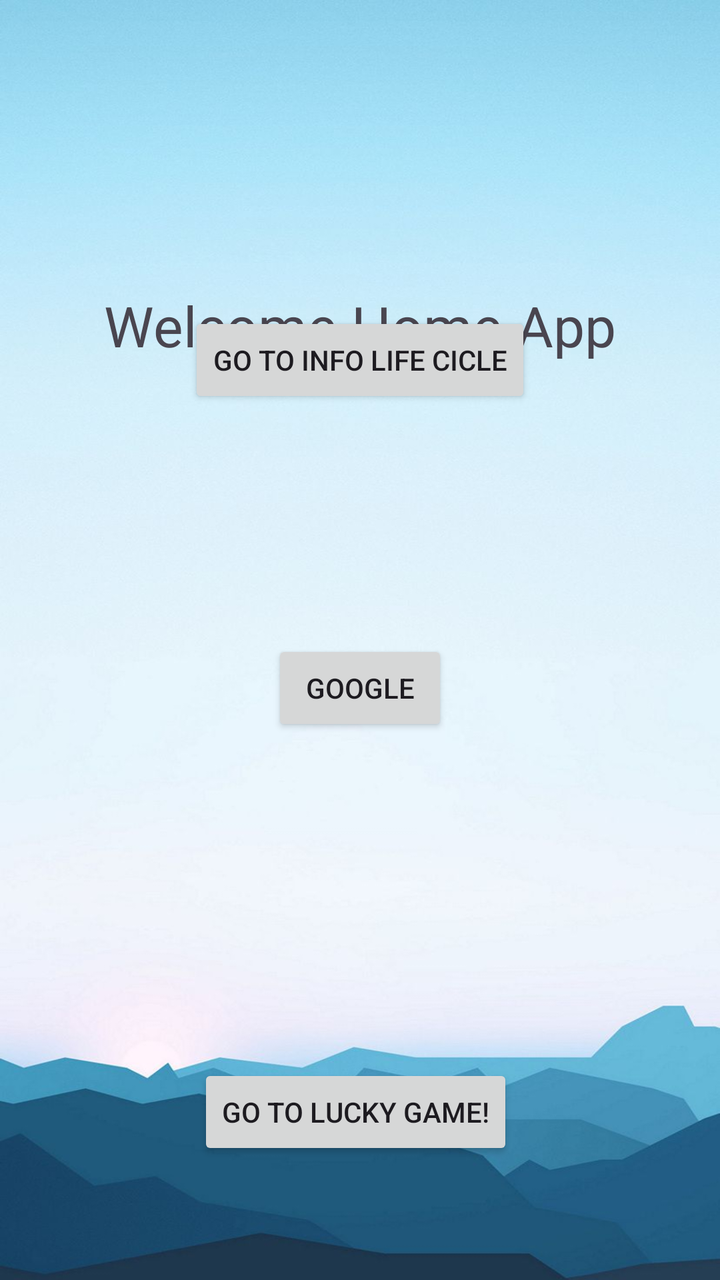
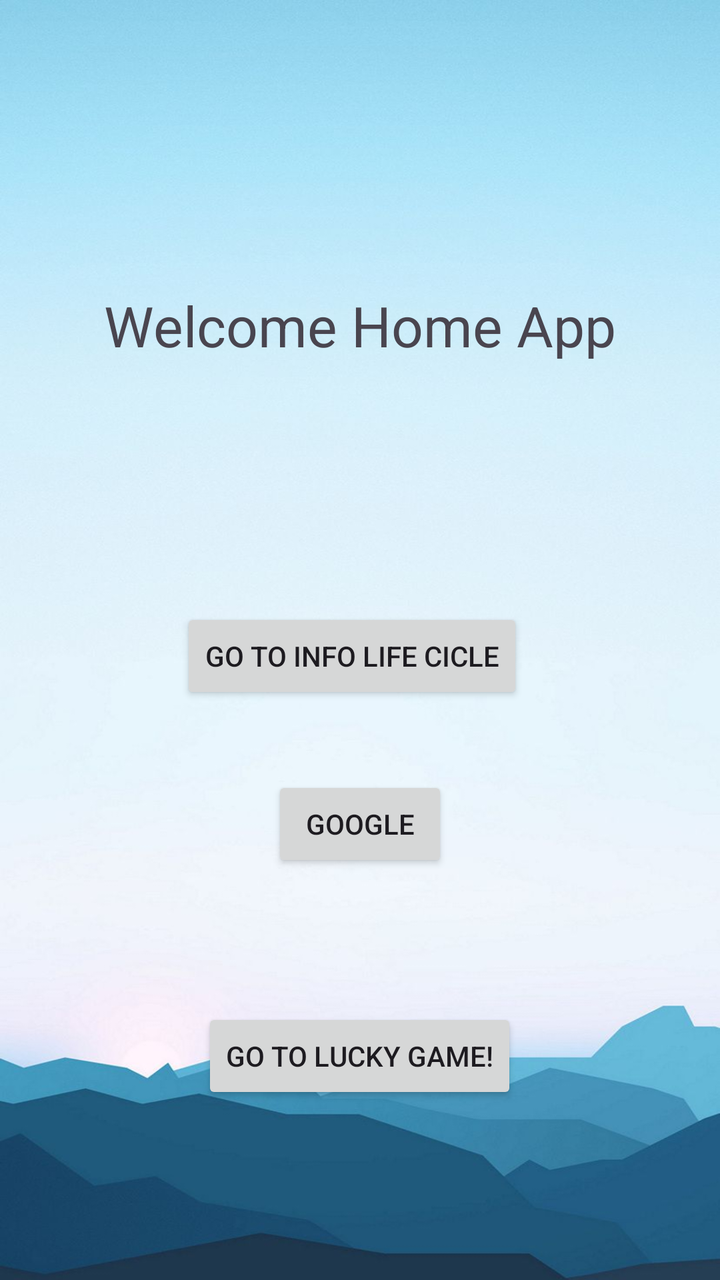

Before-and-after screenshots of an Android layout around one commit, followed by the original layout XML and the change that was made.
<!-- AndroidManifest.xml: activity theme Theme.App_life_cycle -->
<!-- res/layout/activity_main.xml -->
<?xml version="1.0" encoding="utf-8"?>
<androidx.constraintlayout.widget.ConstraintLayout xmlns:android="http://schemas.android.com/apk/res/android"
    xmlns:app="http://schemas.android.com/apk/res-auto"
    xmlns:tools="http://schemas.android.com/tools"
    android:background="@drawable/hoem"
    android:layout_width="match_parent"
    android:layout_height="match_parent">


    <TextView
        android:id="@+id/infoHome"
        android:layout_width="wrap_content"
        android:layout_height="wrap_content"
        android:layout_marginTop="144dp"
        android:text="Welcome Home App"
        android:textSize="28dp"
        app:layout_constraintEnd_toEndOf="parent"
        app:layout_constraintStart_toStartOf="parent"
        app:layout_constraintTop_toTopOf="parent" />

    <Button
        android:id="@+id/goTolifeappinfo"
        android:layout_width="wrap_content"
        android:layout_height="wrap_content"
        android:layout_marginBottom="116dp"

        android:text="Go to Info Life Cicle"
        app:layout_constraintBottom_toTopOf="@+id/btnGoogle"
        app:layout_constraintEnd_toEndOf="@+id/infoHome"
        app:layout_constraintStart_toStartOf="@+id/infoHome" />

    <Button
        android:id="@+id/btnLucky"
        android:layout_width="wrap_content"
        android:layout_height="wrap_content"
        android:layout_marginBottom="60dp"
        android:text="Go to Lucky Game!"
        app:layout_constraintBottom_toBottomOf="parent"
        app:layout_constraintEnd_toEndOf="@+id/btnGoogle"
        app:layout_constraintHorizontal_bias="0.533"
        app:layout_constraintStart_toStartOf="@+id/btnGoogle" />

    <Button
        android:id="@+id/btnGoogle"
        android:layout_width="wrap_content"
        android:layout_height="wrap_content"
        android:layout_marginBottom="164dp"
        android:text="Google"
        app:layout_constraintBottom_toTopOf="@+id/btnLucky"
        app:layout_constraintEnd_toEndOf="@+id/infoHome"
        app:layout_constraintStart_toStartOf="@+id/infoHome"
        tools:ignore="MissingConstraints" />

</androidx.constraintlayout.widget.ConstraintLayout>
<!-- resources referenced by this layout -->
<resources>
  <!-- drawable hoem: jpg bitmap (drawable, 47264 bytes) -->
  <style name="Theme.App_life_cycle" parent="android:Theme.Material.Light.NoActionBar" />
</resources>

<!-- the commit's change to res/layout/activity_main.xml (unified diff, before → after) -->
@@ -22,29 +22,30 @@
         android:id="@+id/goTolifeappinfo"
         android:layout_width="wrap_content"
         android:layout_height="wrap_content"
-        android:layout_marginBottom="116dp"
+        android:layout_marginBottom="36dp"
 
         android:text="Go to Info Life Cicle"
         app:layout_constraintBottom_toTopOf="@+id/btnGoogle"
         app:layout_constraintEnd_toEndOf="@+id/infoHome"
+        app:layout_constraintHorizontal_bias="0.452"
         app:layout_constraintStart_toStartOf="@+id/infoHome" />
 
     <Button
         android:id="@+id/btnLucky"
         android:layout_width="wrap_content"
         android:layout_height="wrap_content"
-        android:layout_marginBottom="60dp"
+        android:layout_marginBottom="88dp"
         android:text="Go to Lucky Game!"
         app:layout_constraintBottom_toBottomOf="parent"
         app:layout_constraintEnd_toEndOf="@+id/btnGoogle"
-        app:layout_constraintHorizontal_bias="0.533"
+        app:layout_constraintHorizontal_bias="0.506"
         app:layout_constraintStart_toStartOf="@+id/btnGoogle" />
 
     <Button
         android:id="@+id/btnGoogle"
         android:layout_width="wrap_content"
         android:layout_height="wrap_content"
-        android:layout_marginBottom="164dp"
+        android:layout_marginBottom="68dp"
         android:text="Google"
         app:layout_constraintBottom_toTopOf="@+id/btnLucky"
         app:layout_constraintEnd_toEndOf="@+id/infoHome"
